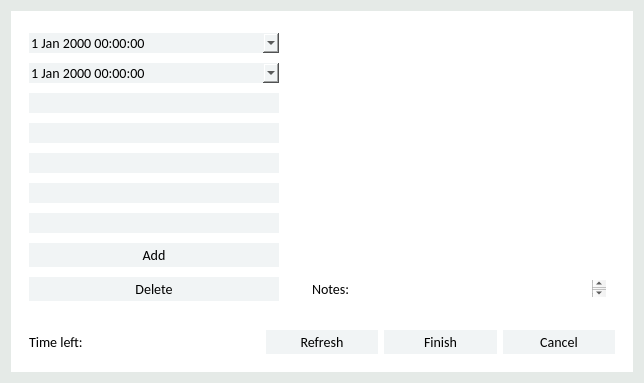
Old version of the form Source/Time Track/shifteditform.ui in the repository joshuawootonn/time-track.
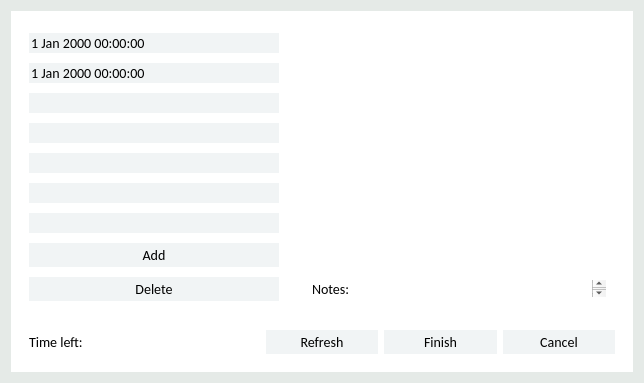
New version of the form.

```diff
--- a/Source/Time Track/shifteditform.ui
+++ b/Source/Time Track/shifteditform.ui
@@ -76,11 +76,12 @@
 border:none;
 background-color:#E4E9EB;
 }
-QDateEditTime::drop-down{
+QDateTimeEdit::drop-down{
 border:none;
 }
 
 
+
 QComboBox{
 border:none;
 background-color:#F1F4F5;
```
Left out of the diff: 2 changed lines with no effect on the pictures.
